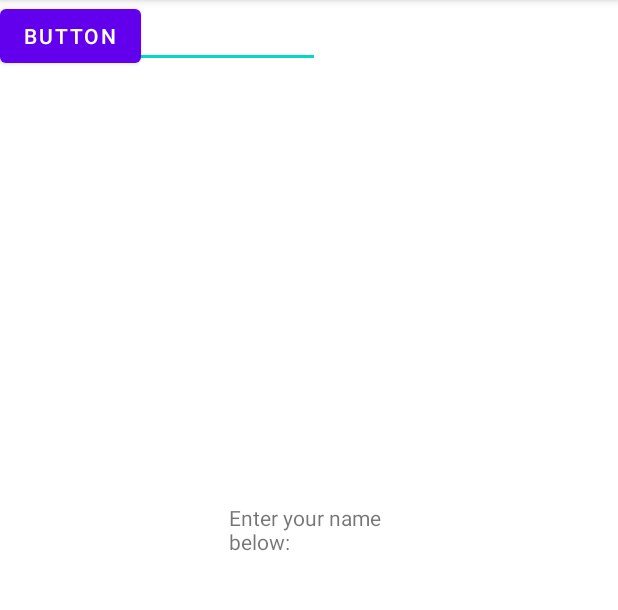
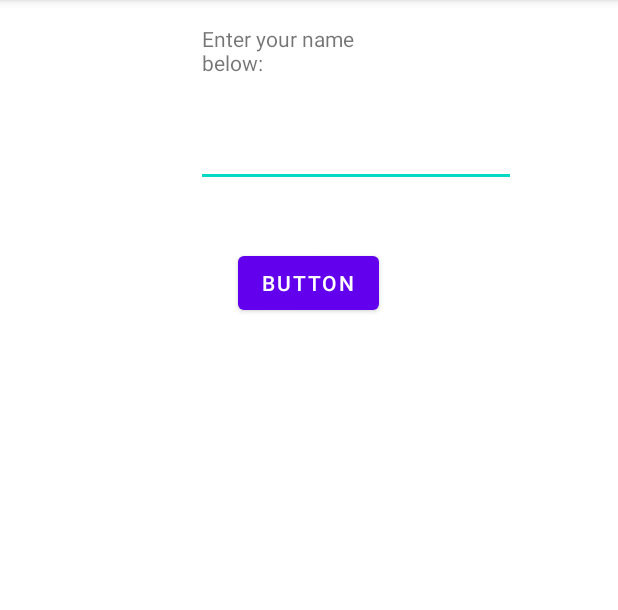
Before and after one commit to EPFL-Meets-UNIL/EPFL-Meets-UNIL, an Android app: the screen it shows after launch (MainActivity), on a phone screen of 412 x 824 dp, the part 84-694 px from its top. Run offline under Robolectric (Android 15) with nearby library versions, the phone set to English and light mode, and no system bars.

Commit message:
added constraints to elements in the activities

```diff
--- a/app/src/main/res/layout/activity_greeting.xml
+++ b/app/src/main/res/layout/activity_greeting.xml
@@ -10,7 +10,9 @@
         android:id="@+id/greetingMessage"
         android:layout_width="122dp"
         android:layout_height="122dp"
+        android:layout_marginStart="75dp"
+        android:layout_marginTop="241dp"
         android:text="Hello"
-        tools:layout_editor_absoluteX="75dp"
-        tools:layout_editor_absoluteY="241dp" />
+        app:layout_constraintStart_toStartOf="parent"
+        app:layout_constraintTop_toTopOf="parent" />
 </androidx.constraintlayout.widget.ConstraintLayout>
--- a/app/src/main/res/layout/activity_main.xml
+++ b/app/src/main/res/layout/activity_main.xml
@@ -7,32 +7,37 @@
     tools:context=".MainActivity">
 
     <TextView
+        android:id="@+id/textView"
         android:layout_width="126dp"
         android:layout_height="63dp"
         android:text="Enter your name below:"
         app:layout_constraintBottom_toBottomOf="parent"
         app:layout_constraintEnd_toEndOf="parent"
-        app:layout_constraintHorizontal_bias="0.533"
+        app:layout_constraintHorizontal_bias="0.47"
         app:layout_constraintStart_toStartOf="parent"
         app:layout_constraintTop_toTopOf="parent"
-        app:layout_constraintVertical_bias="0.476" />
+        app:layout_constraintVertical_bias="0.023" />
 
     <Button
         android:id="@+id/mainGoButton"
         android:layout_width="wrap_content"
         android:layout_height="wrap_content"
+        android:layout_marginTop="40dp"
+        android:onClick="sendMessage"
         android:text="Button"
-        tools:layout_editor_absoluteX="163dp"
-        tools:layout_editor_absoluteY="426dp"
-        android:onClick="sendMessage" />
+        app:layout_constraintEnd_toEndOf="parent"
+        app:layout_constraintHorizontal_bias="0.498"
+        app:layout_constraintStart_toStartOf="parent"
+        app:layout_constraintTop_toBottomOf="@+id/mainTextField" />
 
     <EditText
         android:id="@+id/mainTextField"
         android:layout_width="wrap_content"
         android:layout_height="wrap_content"
+        android:layout_marginEnd="68dp"
         android:ems="10"
         android:inputType="textPersonName"
-        tools:layout_editor_absoluteX="119dp"
-        tools:layout_editor_absoluteY="381dp" />
+        app:layout_constraintEnd_toEndOf="parent"
+        app:layout_constraintTop_toBottomOf="@+id/textView" />
 
 </androidx.constraintlayout.widget.ConstraintLayout>
```
